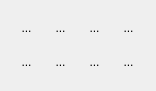
Old version of the form app/ui/displayoption.ui in the repository pencil2d/pencil.
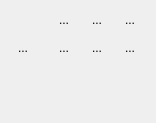
New version of the form. Icons and pictures are not drawn.

Commit message: Display Options overhaul

What changed in the file:
```diff
--- a/app/ui/displayoption.ui
+++ b/app/ui/displayoption.ui
@@ -7,30 +7,16 @@
     <x>0</x>
     <y>0</y>
     <width>156</width>
-    <height>91</height>
+    <height>123</height>
    </rect>
   </property>
   <property name="windowTitle">
    <string>Form</string>
   </property>
-  <property name="styleSheet">
-   <string notr="true">QToolButton {
-	border: 0px;
-}
-
-QToolButton:pressed {
-	border: 1px solid #ADADAD;
-	border-radius: 2px;
-	background-color: #D5D5D5;
-}
-
-QToolButton:checked {
-	border: 1px solid #ADADAD;
-	border-radius: 2px;
-	background-color: #D5D5D5;
-}</string>
-  </property>
-  <layout class="QGridLayout" name="gridLayout">
+  <layout class="QVBoxLayout" name="verticalLayout">
+   <property name="spacing">
+    <number>2</number>
+   </property>
    <property name="leftMargin">
     <number>4</number>
    </property>
@@ -43,16 +29,44 @@
    <property name="bottomMargin">
     <number>4</number>
    </property>
-   <property name="spacing">
-    <number>2</number>
-   </property>
+   <item>
+    <layout class="QGridLayout" name="gridLayout">
+     <item row="1" column="2">
+      <widget class="QToolButton" name="onionNextButton">
+       <property name="toolTip">
+        <string>Onion skin next frame</string>
+       </property>
+       <property name="statusTip">
+        <string>Onion skin next frame</string>
+       </property>
+       <property name="text">
+        <string>...</string>
+       </property>
+       <property name="icon">
+        <iconset resource="../resource/app.qrc">
+         <normaloff>:/app/icons/onionNext.png</normaloff>:/app/icons/onionNext.png</iconset>
+       </property>
+       <property name="iconSize">
+        <size>
+         <width>24</width>
+         <height>24</height>
+        </size>
+       </property>
+       <property name="checkable">
+        <bool>true</bool>
+       </property>
+       <property name="autoRaise">
+        <bool>true</bool>
+       </property>
+      </widget>
+     </item>
    <item row="0" column="0">
     <widget class="QToolButton" name="mirrorButton">
      <property name="toolTip">
       <string>Horizontal flip</string>
      </property>
      <property name="text">
-      <string>...</string>
+        <string notr="true"/>
      </property>
      <property name="icon">
       <iconset resource="../resource/app.qrc">
@@ -60,11 +74,46 @@
      </property>
      <property name="iconSize">
       <size>
-       <width>21</width>
-       <height>21</height>
+         <width>24</width>
+         <height>24</height>
       </size>
      </property>
      <property name="checkable">
+        <bool>true</bool>
+       </property>
+       <property name="popupMode">
+        <enum>QToolButton::DelayedPopup</enum>
+       </property>
+       <property name="toolButtonStyle">
+        <enum>Qt::ToolButtonIconOnly</enum>
+       </property>
+       <property name="autoRaise">
+        <bool>true</bool>
+       </property>
+      </widget>
+     </item>
+     <item row="1" column="0">
+      <widget class="QToolButton" name="mirrorVButton">
+       <property name="toolTip">
+        <string>Vertical flip</string>
+       </property>
+       <property name="text">
+        <string>...</string>
+       </property>
+       <property name="icon">
+        <iconset resource="../resource/app.qrc">
+         <normaloff>:/app/icons/mirrorV.png</normaloff>:/app/icons/mirrorV.png</iconset>
+       </property>
+       <property name="iconSize">
+        <size>
+         <width>24</width>
+         <height>24</height>
+        </size>
+       </property>
+       <property name="checkable">
+        <bool>true</bool>
+       </property>
+       <property name="autoRaise">
       <bool>true</bool>
      </property>
     </widget>
@@ -89,13 +138,16 @@
      </property>
      <property name="iconSize">
       <size>
-       <width>21</width>
-       <height>21</height>
+         <width>24</width>
+         <height>24</height>
       </size>
      </property>
      <property name="checkable">
       <bool>true</bool>
      </property>
+       <property name="autoRaise">
+        <bool>true</bool>
+       </property>
     </widget>
    </item>
    <item row="0" column="1">
@@ -118,11 +170,69 @@
      </property>
      <property name="iconSize">
       <size>
-       <width>21</width>
-       <height>21</height>
+         <width>24</width>
+         <height>24</height>
       </size>
      </property>
      <property name="checkable">
+        <bool>true</bool>
+       </property>
+       <property name="autoRaise">
+        <bool>true</bool>
+       </property>
+      </widget>
+     </item>
+     <item row="1" column="1">
+      <widget class="QToolButton" name="outLinesButton">
+       <property name="toolTip">
+        <string>Show outlines only</string>
+       </property>
+       <property name="text">
+        <string>...</string>
+       </property>
+       <property name="icon">
+        <iconset resource="../resource/app.qrc">
+         <normaloff>:/app/icons/outlines5.png</normaloff>:/app/icons/outlines5.png</iconset>
+       </property>
+       <property name="iconSize">
+        <size>
+         <width>24</width>
+         <height>24</height>
+        </size>
+       </property>
+       <property name="checkable">
+        <bool>true</bool>
+       </property>
+       <property name="autoRaise">
+        <bool>true</bool>
+       </property>
+      </widget>
+     </item>
+     <item row="0" column="3">
+      <widget class="QToolButton" name="onionRedButton">
+       <property name="toolTip">
+        <string>Onion skin color: red</string>
+       </property>
+       <property name="statusTip">
+        <string>Onion skin color: red</string>
+       </property>
+       <property name="text">
+        <string>...</string>
+       </property>
+       <property name="icon">
+        <iconset resource="../resource/app.qrc">
+         <normaloff>:/app/icons/onion-red.png</normaloff>:/app/icons/onion-red.png</iconset>
+       </property>
+       <property name="iconSize">
+        <size>
+         <width>24</width>
+         <height>24</height>
+        </size>
+       </property>
+       <property name="checkable">
+        <bool>true</bool>
+       </property>
+       <property name="autoRaise">
       <bool>true</bool>
      </property>
     </widget>
@@ -153,112 +263,32 @@
      </property>
      <property name="iconSize">
       <size>
-       <width>21</width>
-       <height>21</height>
+         <width>24</width>
+         <height>24</height>
       </size>
      </property>
      <property name="checkable">
       <bool>true</bool>
      </property>
-    </widget>
-   </item>
-   <item row="1" column="2">
-    <widget class="QToolButton" name="onionNextButton">
-     <property name="toolTip">
-      <string>Onion skin next frame</string>
-     </property>
-     <property name="statusTip">
-      <string>Onion skin next frame</string>
-     </property>
-     <property name="text">
-      <string>...</string>
-     </property>
-     <property name="icon">
-      <iconset resource="../resource/app.qrc">
-       <normaloff>:/app/icons/onionNext.png</normaloff>:/app/icons/onionNext.png</iconset>
-     </property>
-     <property name="iconSize">
-      <size>
-       <width>21</width>
-       <height>21</height>
-      </size>
-     </property>
-     <property name="checkable">
+       <property name="autoRaise">
       <bool>true</bool>
      </property>
     </widget>
    </item>
-   <item row="0" column="3">
-    <widget class="QToolButton" name="onionRedButton">
-     <property name="toolTip">
-      <string>Onion skin color: red</string>
-     </property>
-     <property name="statusTip">
-      <string>Onion skin color: red</string>
-     </property>
-     <property name="text">
-      <string>...</string>
-     </property>
-     <property name="icon">
-      <iconset resource="../resource/app.qrc">
-       <normaloff>:/app/icons/onion-red.png</normaloff>:/app/icons/onion-red.png</iconset>
-     </property>
-     <property name="iconSize">
-      <size>
-       <width>21</width>
-       <height>21</height>
-      </size>
-     </property>
-     <property name="checkable">
-      <bool>true</bool>
-     </property>
-    </widget>
+    </layout>
    </item>
-   <item row="1" column="1">
-    <widget class="QToolButton" name="outLinesButton">
-     <property name="toolTip">
-      <string>Show outlines only</string>
+   <item>
+    <spacer name="verticalSpacer">
+     <property name="orientation">
+      <enum>Qt::Vertical</enum>
      </property>
-     <property name="text">
-      <string>...</string>
-     </property>
-     <property name="icon">
-      <iconset resource="../resource/app.qrc">
-       <normaloff>:/app/icons/outlines5.png</normaloff>:/app/icons/outlines5.png</iconset>
-     </property>
-     <property name="iconSize">
+     <property name="sizeHint" stdset="0">
       <size>
-       <width>21</width>
-       <height>21</height>
+       <width>20</width>
+       <height>40</height>
       </size>
      </property>
-     <property name="checkable">
-      <bool>true</bool>
-     </property>
-    </widget>
-   </item>
-   <item row="1" column="0">
-    <widget class="QToolButton" name="mirrorVButton">
-     <property name="toolTip">
-      <string>Vertical flip</string>
-     </property>
-     <property name="text">
-      <string>...</string>
-     </property>
-     <property name="icon">
-      <iconset resource="../resource/app.qrc">
-       <normaloff>:/app/icons/mirrorV.png</normaloff>:/app/icons/mirrorV.png</iconset>
-     </property>
-     <property name="iconSize">
-      <size>
-       <width>21</width>
-       <height>21</height>
-      </size>
-     </property>
-     <property name="checkable">
-      <bool>true</bool>
-     </property>
-    </widget>
+    </spacer>
    </item>
   </layout>
  </widget>
```
Lines whose indentation alone changed are shown as unchanged. The commit also changes 1 other file.
